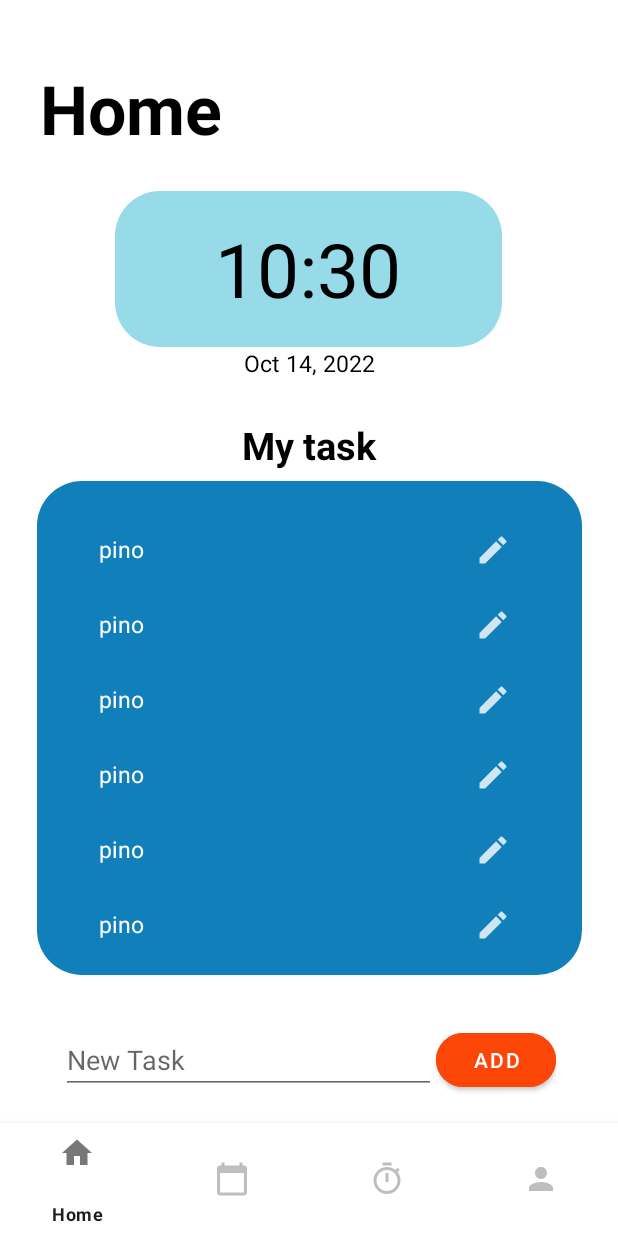
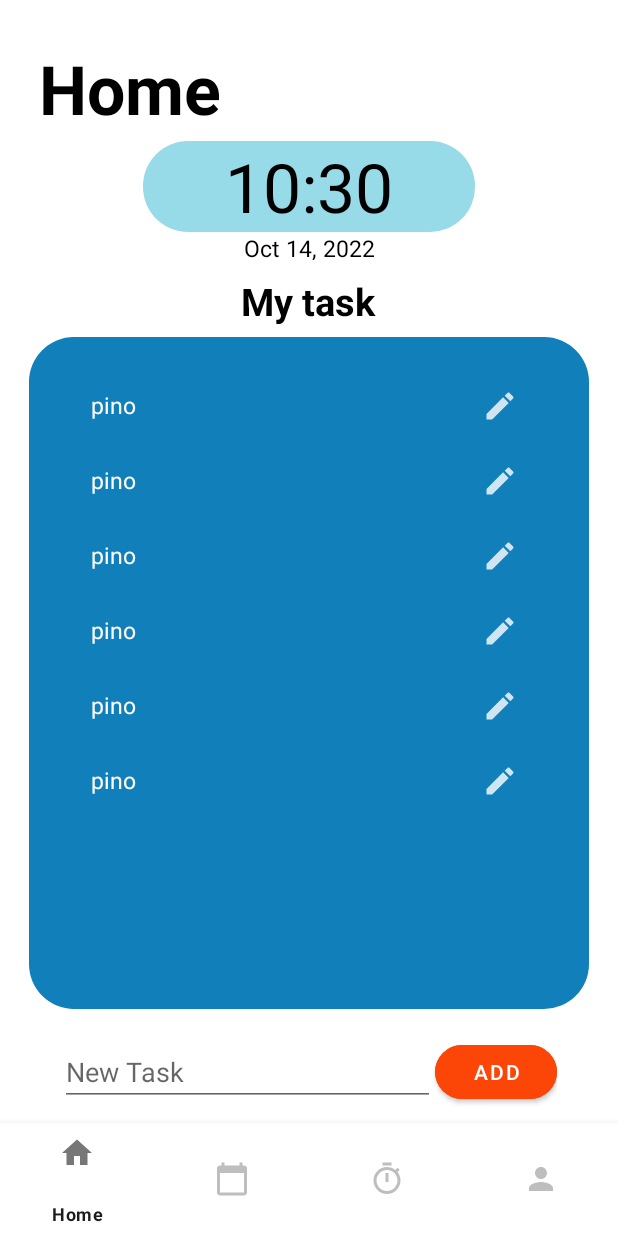
Before and after one commit to EndriSefaa/OrganizD, an Android app: the screen it shows after launch (MainActivity), on a phone screen of 412 x 824 dp. Run offline under Robolectric (Android 15) with nearby library versions, the phone set to English and light mode, and no system bars; our stand-ins replace Dagger/Hilt's generated code, Room's generated code.

Commit message:
Ingrandimento sezione "My task".

```diff
--- a/app/src/main/res/layout/fragment_home.xml
+++ b/app/src/main/res/layout/fragment_home.xml
@@ -12,17 +12,20 @@
     <!-- ++++++++++++++ TITOLO HOME ++++++++++++++ -->
 
 
+    <!-- +++++++++++++++++ ORA E DATA ++++++++++++++++++++ -->
+
     <LinearLayout
         android:id="@+id/linearLayoutHome"
         android:layout_width="370dp"
         android:layout_height="49dp"
-        android:layout_marginBottom="24dp"
+        android:layout_marginBottom="16dp"
         android:gravity="left"
         android:orientation="vertical"
         android:paddingLeft="5dp"
         android:paddingRight="16dp"
         app:layout_constraintBottom_toTopOf="@+id/linearLayoutTimeAndDate"
         app:layout_constraintEnd_toEndOf="parent"
+        app:layout_constraintHorizontal_bias="0.487"
         app:layout_constraintStart_toStartOf="parent">
 
 
@@ -43,32 +46,29 @@
 
     </LinearLayout>
 
-
-    <!-- +++++++++++++++++ ORA E DATA ++++++++++++++++++++ -->
-
     <LinearLayout
         android:id="@+id/linearLayoutTimeAndDate"
-        android:layout_width="317dp"
-        android:layout_height="149dp"
+        android:layout_width="289dp"
+        android:layout_height="81dp"
+        android:layout_marginBottom="4dp"
         android:gravity="center"
         android:orientation="vertical"
         android:paddingLeft="16dp"
         android:paddingRight="16dp"
         app:layout_constraintBottom_toTopOf="@+id/linearLayoutMyTask"
         app:layout_constraintEnd_toEndOf="parent"
-        app:layout_constraintStart_toStartOf="parent"
-        app:layout_constraintVertical_bias="0.853">
+        app:layout_constraintStart_toStartOf="parent">
 
 
         <TextClock
             android:id="@+id/Clock"
-            android:layout_width="258dp"
-            android:layout_height="104dp"
+            android:layout_width="221dp"
+            android:layout_height="wrap_content"
             android:background="@drawable/round_corner_home_clock"
             android:format12Hour="hh:mm"
             android:gravity="center"
             android:textColor="@color/black"
-            android:textSize="50dp"
+            android:textSize="45dp"
             app:layout_constraintBottom_toBottomOf="parent"
             app:layout_constraintEnd_toEndOf="parent"
             app:layout_constraintHorizontal_bias="0.496"
@@ -94,8 +94,8 @@
 
     <LinearLayout
         android:id="@+id/linearLayoutMyTask"
-        android:layout_width="399dp"
-        android:layout_height="400dp"
+        android:layout_width="405dp"
+        android:layout_height="498dp"
         android:layout_marginBottom="8dp"
         android:gravity="center"
         android:orientation="vertical"
@@ -103,8 +103,7 @@
         android:paddingRight="16dp"
         app:layout_constraintBottom_toTopOf="@+id/linearLayoutNewTask"
         app:layout_constraintEnd_toEndOf="parent"
-        app:layout_constraintStart_toStartOf="parent"
-        app:layout_constraintVertical_bias="0.968">
+        app:layout_constraintStart_toStartOf="parent">
 
 
         <TextView
@@ -125,8 +124,8 @@
 
         <androidx.recyclerview.widget.RecyclerView
             android:id="@+id/recyclerView"
-            android:layout_width="363dp"
-            android:layout_height="329dp"
+            android:layout_width="373dp"
+            android:layout_height="448dp"
             android:background="@drawable/round_corner_task"
             android:padding="20dp"
             android:paddingStart="25dp"
@@ -146,9 +145,9 @@
 
     <LinearLayout
         android:id="@+id/linearLayoutNewTask"
-        android:layout_width="362dp"
-        android:layout_height="68dp"
-        android:layout_marginBottom="8dp"
+        android:layout_width="363dp"
+        android:layout_height="59dp"
+        android:layout_marginBottom="4dp"
         android:gravity="center"
         android:orientation="horizontal"
         android:paddingLeft="16dp"
```
